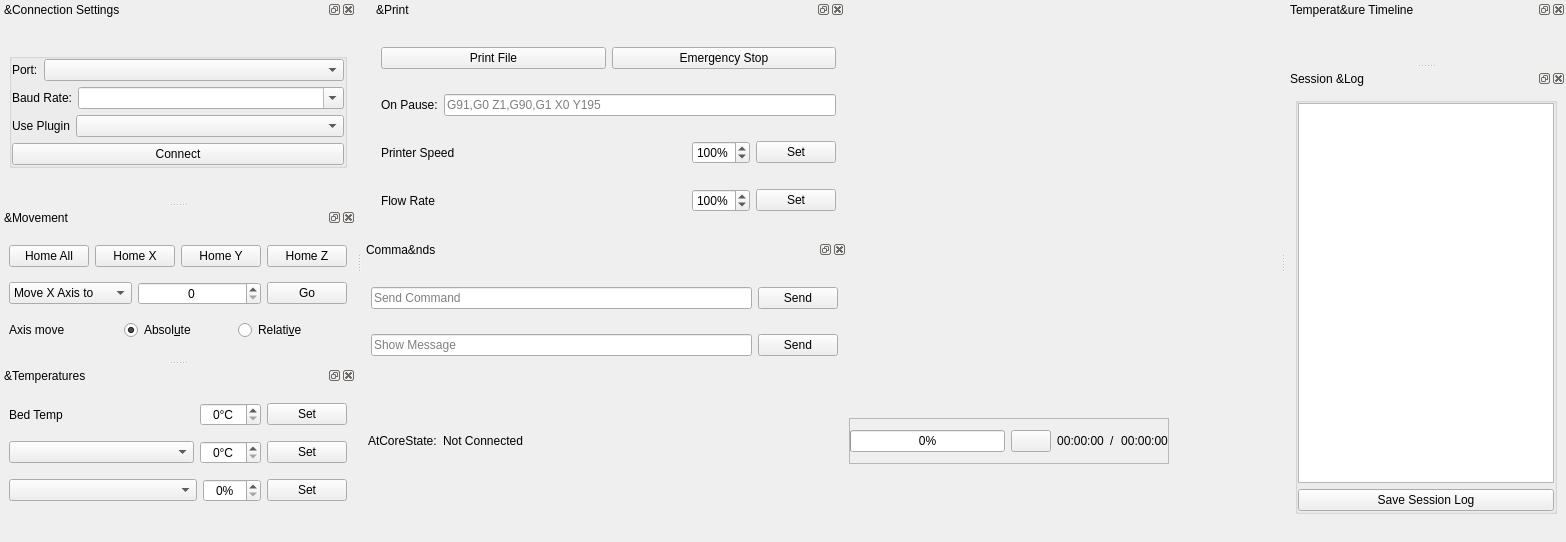
Before: the Qt Designer form testclient/mainwindow.ui in KDE/atcore, drawn with Qt 5.
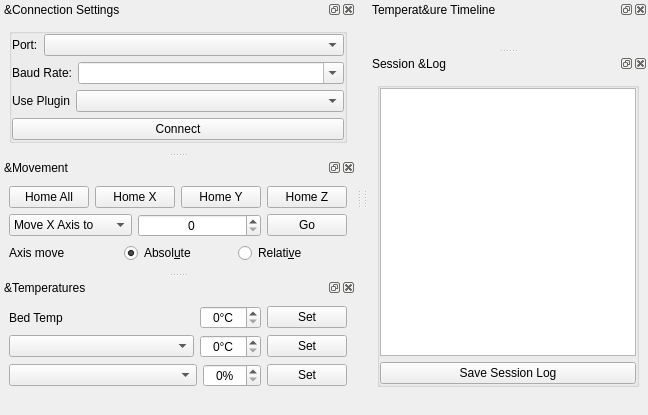
After: the same form once the commit is applied. Icons and pictures are not drawn. Custom widgets are drawn as their Qt base class.

Diff of the .ui file:
```diff
--- a/testclient/mainwindow.ui
+++ b/testclient/mainwindow.ui
@@ -6,8 +6,8 @@
    <rect>
     <x>0</x>
     <y>0</y>
-    <width>1566</width>
-    <height>542</height>
+    <width>0</width>
+    <height>0</height>
    </rect>
   </property>
   <property name="windowTitle">
```
